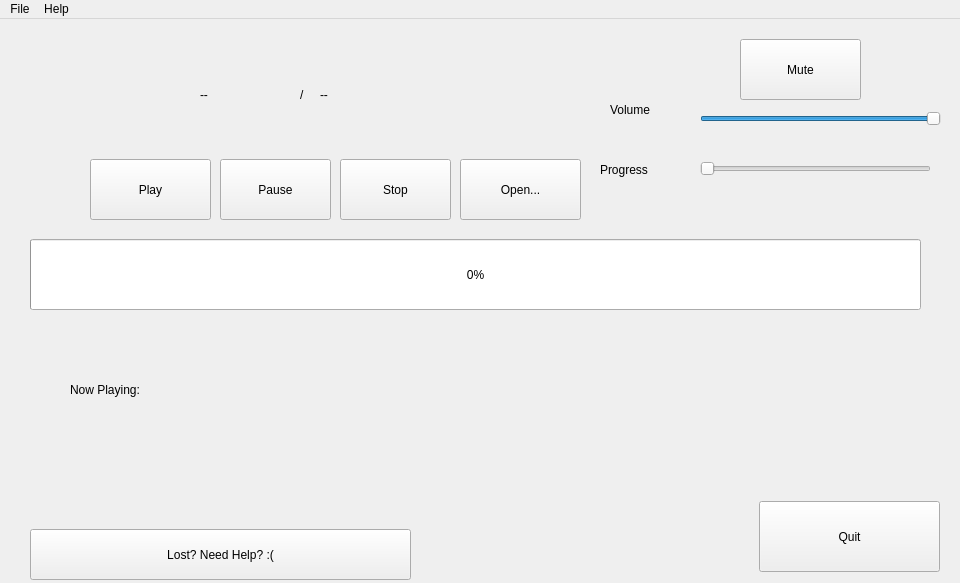
Qt form mainwindow.ui (George109/GeorgeMP3) before a commit.
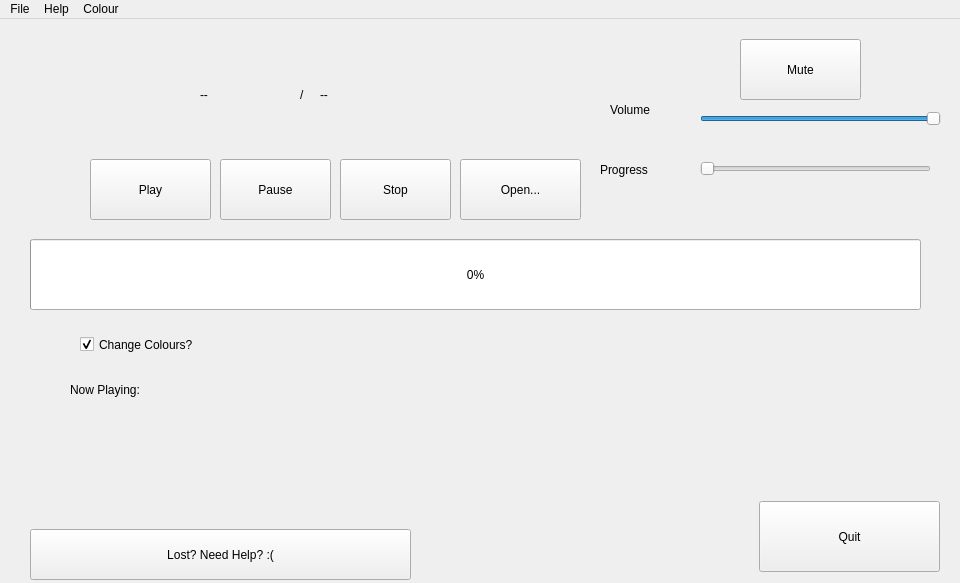
The same form after that commit.

Diff of the .ui file:
```diff
--- a/mainwindow.ui
+++ b/mainwindow.ui
@@ -247,6 +247,22 @@
      <string>Lost? Need Help? :(</string>
     </property>
    </widget>
+   <widget class="QCheckBox" name="checkBox">
+    <property name="geometry">
+     <rect>
+      <x>80</x>
+      <y>310</y>
+      <width>191</width>
+      <height>31</height>
+     </rect>
+    </property>
+    <property name="text">
+     <string>Change Colours?</string>
+    </property>
+    <property name="checked">
+     <bool>true</bool>
+    </property>
+   </widget>
   </widget>
   <widget class="QMenuBar" name="menuBar">
    <property name="geometry">
@@ -278,8 +294,18 @@
     <addaction name="actionHelp"/>
     <addaction name="actionAbout"/>
    </widget>
+   <widget class="QMenu" name="menuColour">
+    <property name="title">
+     <string>Colour</string>
+    </property>
+    <addaction name="actionReg"/>
+    <addaction name="actionGreen"/>
+    <addaction name="actionYellow"/>
+    <addaction name="actionBlue"/>
+   </widget>
    <addaction name="menuFile"/>
    <addaction name="menuHelp"/>
+   <addaction name="menuColour"/>
   </widget>
   <action name="actionOpen">
    <property name="text">
```
Left out of the diff: 20 changed lines with no effect on the pictures.
